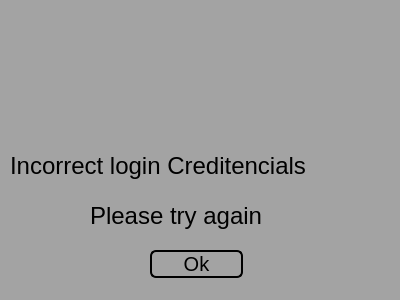
Above: main/error.ui from Demonim/Simargl-Study-Project before the change. Below: the same form after it.
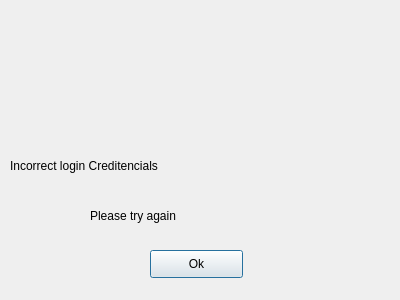
That is the form after the change. Icons and pictures are not drawn.

```diff
--- a/main/error.ui
+++ b/main/error.ui
@@ -26,29 +26,7 @@
    <string>Dialog</string>
   </property>
   <property name="styleSheet">
-   <string notr="true">QDialog {
-	background-color: rgba(154, 154, 154, 180);
-}
-
-QLabel#Error {
-	color: rgb(0, 0, 0);
-    background-color: rgba(255, 255, 255, 0);
-    font-size: 18pt;
-}
-
-QLabel#Error_2 {
-	color: rgb(0, 0, 0);
-    background-color: rgba(255, 255, 255, 0);
-    font-size: 18pt;
-}
-
-QPushButton#Error_Button {
-    border: 2px solid #000000;
-    border-radius: 6px;
-    background-color: transparent;
-    color: rgb(0, 0, 0);
-    font-size: 15pt;
-}</string>
+   <string notr="true"/>
   </property>
   <widget class="QLabel" name="label">
    <property name="geometry">
```
